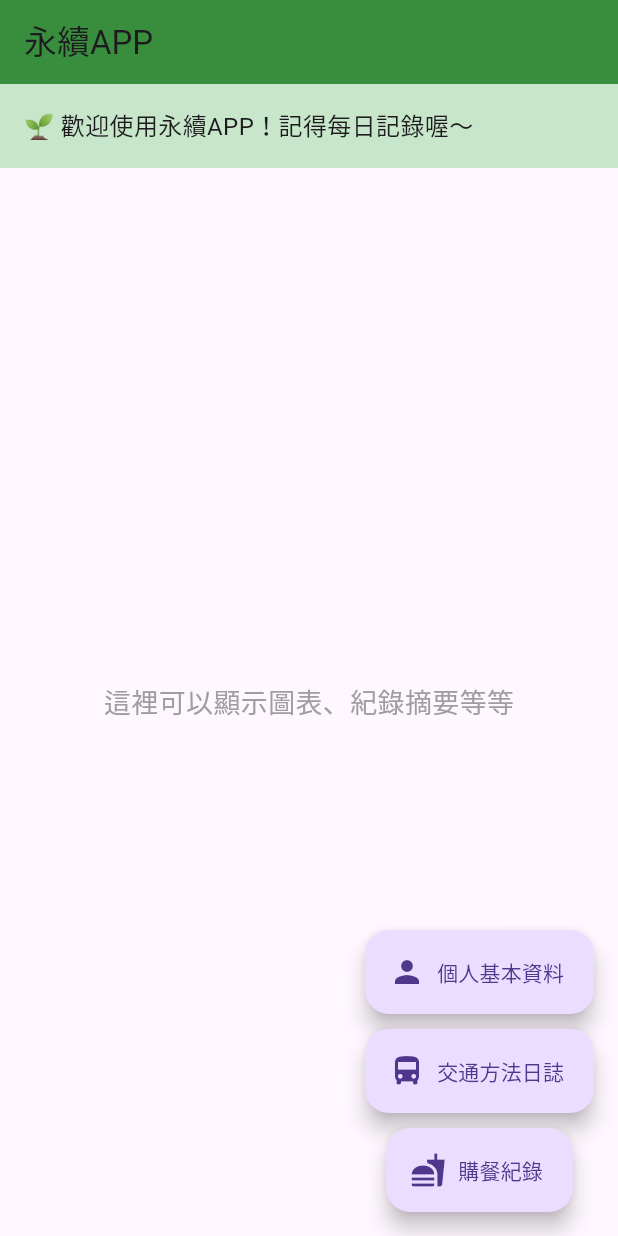
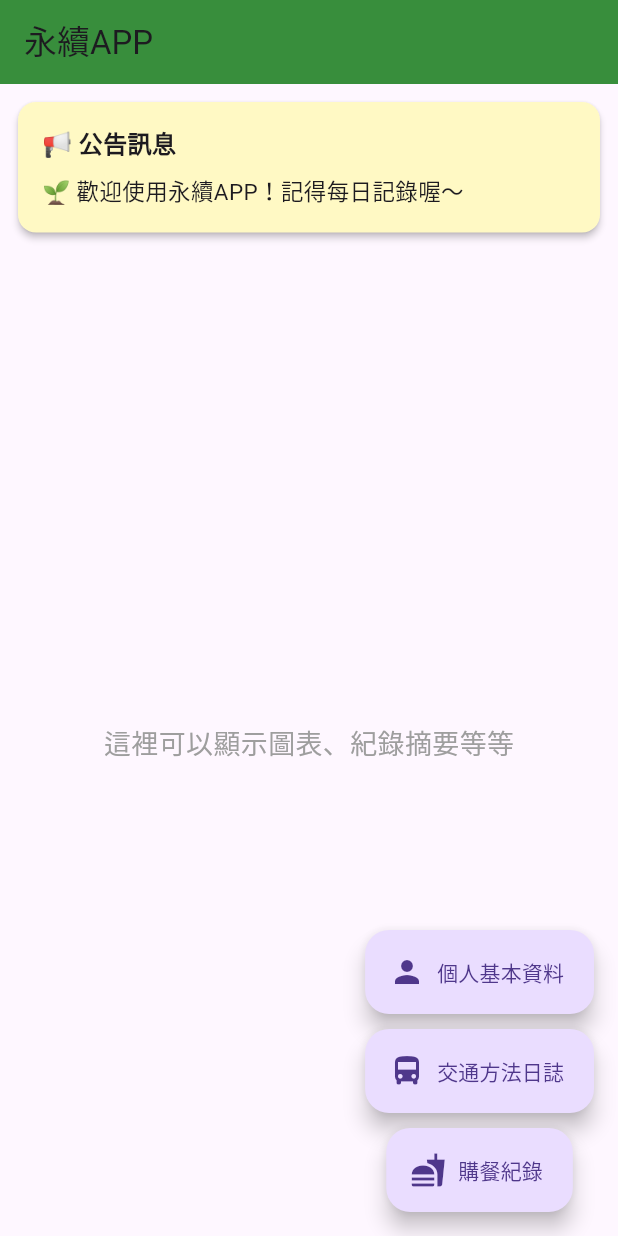
Before and after one commit to RexWei1016/NSYSU_Q_Form, a Flutter app: the screen it shows after launch, on a phone screen of 412 x 824 dp. Run offline on Flutter 3.47's test engine with Material 3 defaults, Android fonts, the light colour scheme and no system bars.

Commit message:
+) 修正公告欄

```diff
--- a/lib/views/home_page.dart
+++ b/lib/views/home_page.dart
@@ -17,14 +17,34 @@ class HomePage extends StatelessWidget {
       body: Column(
         crossAxisAlignment: CrossAxisAlignment.stretch,
         children: [
-          Container(
-            color: Colors.green.shade100,
-            padding: const EdgeInsets.all(16),
-            child: Text(
-              vm.announcement.message,
-              style: const TextStyle(fontSize: 16),
+          // 🔔 公告區塊
+          Card(
+            margin: const EdgeInsets.all(12),
+            color: Colors.yellow.shade100,
+            elevation: 2,
+            child: Padding(
+              padding: const EdgeInsets.all(16),
+              child: Column(
+                crossAxisAlignment: CrossAxisAlignment.start,
+                children: [
+                  const Text(
+                    '📢 公告訊息',
+                    style: TextStyle(
+                      fontWeight: FontWeight.bold,
+                      fontSize: 16,
+                    ),
+                  ),
+                  const SizedBox(height: 8),
+                  Text(
+                    vm.announcement.message,
+                    style: const TextStyle(fontSize: 15),
+                  ),
+                ],
+              ),
             ),
           ),
+
+          // 🔧 可放其他內容
           const Expanded(
             child: Center(
               child: Text(
@@ -35,6 +55,7 @@ class HomePage extends StatelessWidget {
           ),
         ],
       ),
+
       floatingActionButton: _buildFAB(context, vm),
     );
   }
```
